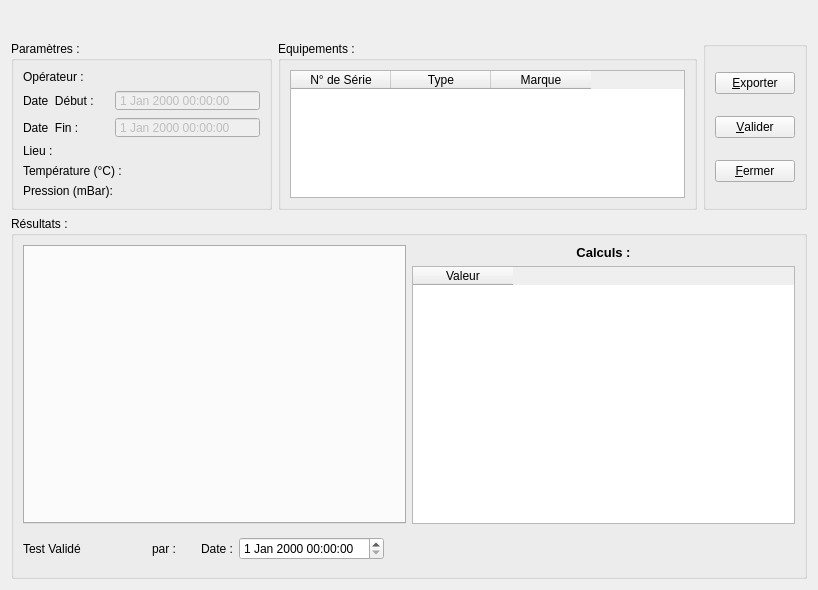
Qt form et_generateurrapporttest.ui (InformatiqueAtmoNA/tam) before a commit.
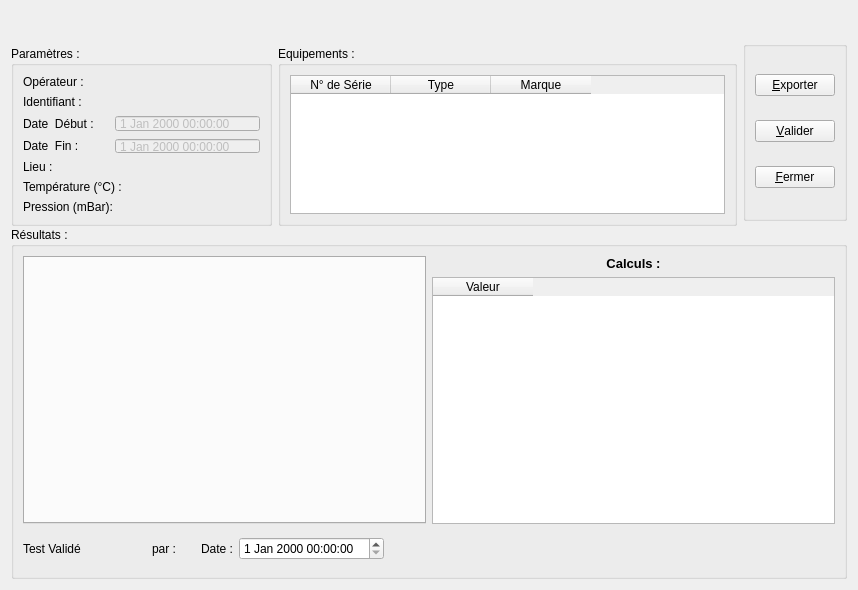
The same form after that commit.

Commit message: ajout de l'identifiant du test dans le rapport

What changed in the file:
```diff
--- a/et_generateurrapporttest.ui
+++ b/et_generateurrapporttest.ui
@@ -6,7 +6,7 @@
    <rect>
     <x>0</x>
     <y>0</y>
-    <width>818</width>
+    <width>858</width>
     <height>590</height>
    </rect>
   </property>
@@ -39,7 +39,7 @@
          <property name="minimumSize">
           <size>
            <width>261</width>
-           <height>169</height>
+           <height>180</height>
           </size>
          </property>
          <property name="maximumSize">
@@ -76,6 +76,24 @@
             </item>
            </layout>
           </item>
+          <item>
+           <layout class="QHBoxLayout" name="horizontalLayout_16">
+            <item>
+             <widget class="QLabel" name="label_3">
+              <property name="text">
+               <string>Identifiant :</string>
+              </property>
+             </widget>
+            </item>
+            <item>
+             <widget class="QLabel" name="idTest">
+              <property name="text">
+               <string/>
+              </property>
+             </widget>
+            </item>
+           </layout>
+          </item>
           <item>
            <layout class="QHBoxLayout" name="horizontalLayout">
             <item>
@@ -246,7 +264,7 @@
          <property name="minimumSize">
           <size>
            <width>282</width>
-           <height>169</height>
+           <height>180</height>
           </size>
          </property>
          <property name="maximumSize">
```
Left out of the diff: 46 changed lines with no effect on the pictures. The commit also changes 1 other file.
